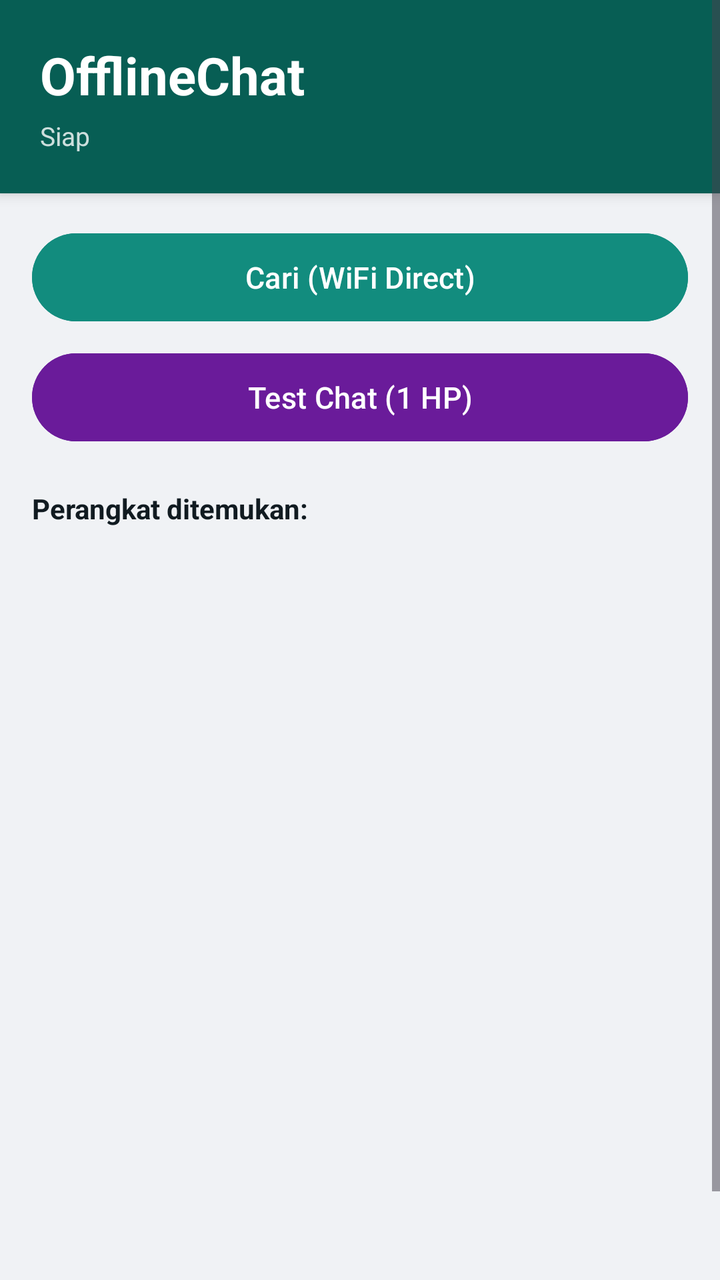
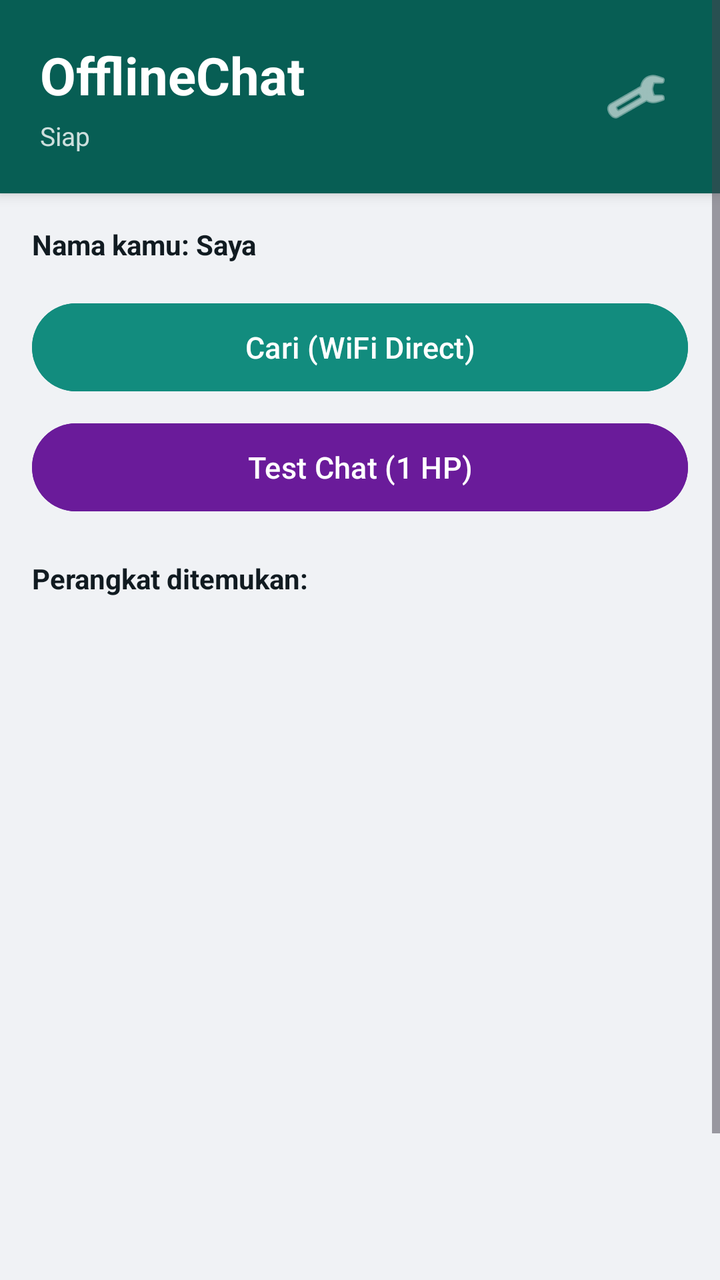

The first picture is an Android layout as it rendered before a commit; the second is the same layout after the commit. The layout source and the unified diff follow.
<!-- AndroidManifest.xml: application theme Theme.Material3.DayNight.NoActionBar -->
<!-- res/layout/activity_main.xml -->
<?xml version="1.0" encoding="utf-8"?>
<ScrollView xmlns:android="http://schemas.android.com/apk/res/android"
    android:layout_width="match_parent"
    android:layout_height="match_parent"
    android:background="#F0F2F5">

<LinearLayout
    android:layout_width="match_parent"
    android:layout_height="wrap_content"
    android:orientation="vertical">

    <LinearLayout
        android:layout_width="match_parent"
        android:layout_height="wrap_content"
        android:background="@drawable/header_bg"
        android:orientation="vertical"
        android:padding="20dp"
        android:elevation="4dp">

        <TextView
            android:layout_width="match_parent"
            android:layout_height="wrap_content"
            android:text="OfflineChat"
            android:textColor="#FFFFFF"
            android:textSize="26sp"
            android:textStyle="bold" />

        <TextView
            android:id="@+id/statusText"
            android:layout_width="match_parent"
            android:layout_height="wrap_content"
            android:text="Siap"
            android:textColor="#CCFFFFFF"
            android:textSize="13sp"
            android:paddingTop="4dp" />
    </LinearLayout>

    <LinearLayout
        android:layout_width="match_parent"
        android:layout_height="wrap_content"
        android:orientation="vertical"
        android:padding="16dp">

        <Button
            android:id="@+id/btnScan"
            android:layout_width="match_parent"
            android:layout_height="52dp"
            android:text="Cari (WiFi Direct)"
            android:textSize="15sp"
            android:backgroundTint="@color/brand_green_light"
            android:textColor="#FFFFFF" />

        <Button
            android:id="@+id/btnOpenChat"
            android:layout_width="match_parent"
            android:layout_height="52dp"
            android:layout_marginTop="8dp"
            android:text="Buka Chat"
            android:textSize="15sp"
            android:backgroundTint="@color/brand_accent"
            android:textColor="#FFFFFF"
            android:visibility="gone" />

        <Button
            android:id="@+id/btnDisconnect"
            android:layout_width="match_parent"
            android:layout_height="52dp"
            android:layout_marginTop="8dp"
            android:text="Putuskan Koneksi"
            android:textSize="15sp"
            android:backgroundTint="#E53935"
            android:textColor="#FFFFFF"
            android:visibility="gone" />

        <Button
            android:id="@+id/btnTestChat"
            android:layout_width="match_parent"
            android:layout_height="52dp"
            android:layout_marginTop="8dp"
            android:text="Test Chat (1 HP)"
            android:textSize="15sp"
            android:backgroundTint="#6A1B9A"
            android:textColor="#FFFFFF" />

        <TextView
            android:layout_width="match_parent"
            android:layout_height="wrap_content"
            android:text="Perangkat ditemukan:"
            android:paddingTop="20dp"
            android:paddingBottom="8dp"
            android:textStyle="bold"
            android:textSize="14sp"
            android:textColor="@color/text_primary" />

        <androidx.recyclerview.widget.RecyclerView
            android:id="@+id/peerList"
            android:layout_width="match_parent"
            android:layout_height="400dp" />
    </LinearLayout>
</LinearLayout>
</ScrollView>
<!-- resources referenced by this layout -->
<resources>
  <color name="brand_accent">#25D366</color>
  <color name="brand_green_light">#128C7E</color>
  <color name="text_primary">#111B21</color>
  <!-- drawable header_bg (drawable) -->
  <?xml version="1.0" encoding="utf-8"?>
  <shape xmlns:android="http://schemas.android.com/apk/res/android"
      android:shape="rectangle">
      <solid android:color="@color/brand_green" />
  </shape>
  <color name="brand_green">#075E54</color>
</resources>

<!-- the commit's change to res/layout/activity_main.xml (unified diff, before → after) -->
@@ -13,26 +13,43 @@
         android:layout_width="match_parent"
         android:layout_height="wrap_content"
         android:background="@drawable/header_bg"
-        android:orientation="vertical"
+        android:orientation="horizontal"
         android:padding="20dp"
+        android:gravity="center_vertical"
         android:elevation="4dp">
 
-        <TextView
-            android:layout_width="match_parent"
+        <LinearLayout
+            android:layout_width="0dp"
             android:layout_height="wrap_content"
-            android:text="OfflineChat"
-            android:textColor="#FFFFFF"
-            android:textSize="26sp"
-            android:textStyle="bold" />
+            android:layout_weight="1"
+            android:orientation="vertical">
 
-        <TextView
-            android:id="@+id/statusText"
-            android:layout_width="match_parent"
-            android:layout_height="wrap_content"
-            android:text="Siap"
-            android:textColor="#CCFFFFFF"
-            android:textSize="13sp"
-            android:paddingTop="4dp" />
+            <TextView
+                android:layout_width="match_parent"
+                android:layout_height="wrap_content"
+                android:text="OfflineChat"
+                android:textColor="#FFFFFF"
+                android:textSize="26sp"
+                android:textStyle="bold" />
+
+            <TextView
+                android:id="@+id/statusText"
+                android:layout_width="match_parent"
+                android:layout_height="wrap_content"
+                android:text="Siap"
+                android:textColor="#CCFFFFFF"
+                android:textSize="13sp"
+                android:paddingTop="4dp" />
+        </LinearLayout>
+
+        <ImageButton
+            android:id="@+id/btnSettings"
+            android:layout_width="44dp"
+            android:layout_height="44dp"
+            android:background="?android:attr/selectableItemBackgroundBorderless"
+            android:src="@android:drawable/ic_menu_preferences"
+            android:tint="#FFFFFF"
+            android:contentDescription="Pengaturan" />
     </LinearLayout>
 
     <LinearLayout
@@ -40,6 +57,16 @@
         android:layout_height="wrap_content"
         android:orientation="vertical"
         android:padding="16dp">
+
+        <TextView
+            android:id="@+id/myNameText"
+            android:layout_width="match_parent"
+            android:layout_height="wrap_content"
+            android:text="Nama kamu: Saya"
+            android:textSize="14sp"
+            android:textColor="@color/text_primary"
+            android:paddingBottom="16dp"
+            android:textStyle="bold" />
 
         <Button
             android:id="@+id/btnScan"
